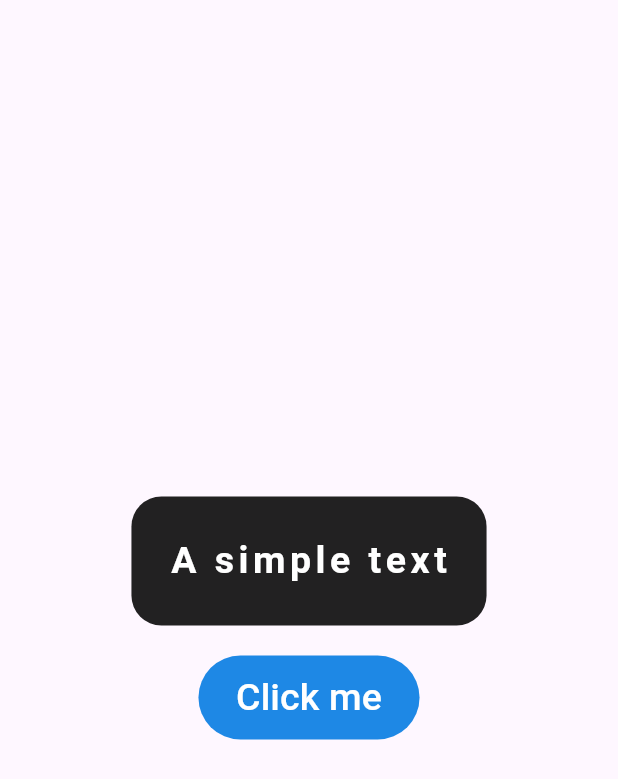
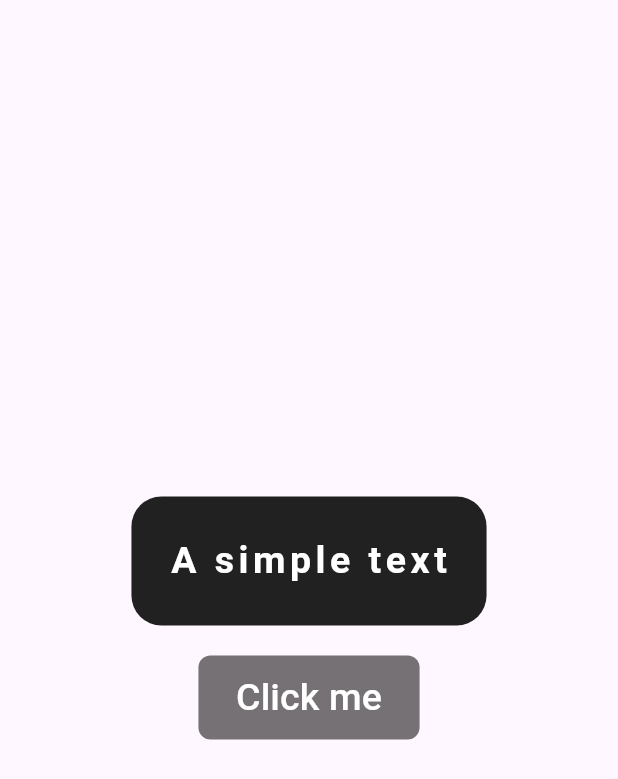
Before and after one commit to mel-hamr/mobile-pool, a Flutter app: the screen it shows after launch, on a phone screen of 412 x 824 dp. Shown: the top 779 px of the screen. Run offline on Flutter 3.47's test engine with Material 3 defaults, Android fonts, the phone set to English and light mode, and no system bars; our stand-ins replace auto_size_text, math_expressions.

```diff
--- a/day00/ex00/lib/main.dart
+++ b/day00/ex00/lib/main.dart
@@ -39,12 +39,14 @@ class MainApp extends StatelessWidget {
                 height: 20,
               ),
               TextButton(
-                  style: ButtonStyle(
-                      backgroundColor:
-                          WidgetStateProperty.all<Color>(Colors.blue.shade600),
-                      padding: WidgetStateProperty.all<EdgeInsetsDirectional>(
-                          const EdgeInsetsDirectional.symmetric(
-                              vertical: 10, horizontal: 25))),
+                  style: TextButton.styleFrom(
+                    backgroundColor: Colors.black54,
+                    padding: const EdgeInsets.symmetric(
+                        vertical: 10, horizontal: 25),
+                    shape: RoundedRectangleBorder(
+                      borderRadius: BorderRadius.circular(8),
+                    ),
+                  ),
                   onPressed: () {
                     print("Button pressed");
                   },
--- a/day00/ex03/lib/main.dart
+++ b/day00/ex03/lib/main.dart
@@ -71,8 +71,7 @@ class _MainAppState extends State<MainApp> {
             Expanded(
                 flex: 2,
                 child: Container(
-                    margin:
-                        const EdgeInsets.symmetric(vertical: 4, horizontal: 2),
+                    padding: EdgeInsets.symmetric(vertical: 4, horizontal: 4),
                     decoration: BoxDecoration(
                       color: Colors.blue.shade100,
                       borderRadius: BorderRadius.circular(10),
```
Also changed, not shown: day00/ex01/lib/main.dart (+8 -6 lines), day00/ex02/lib/main.dart (+4 -6 lines).
